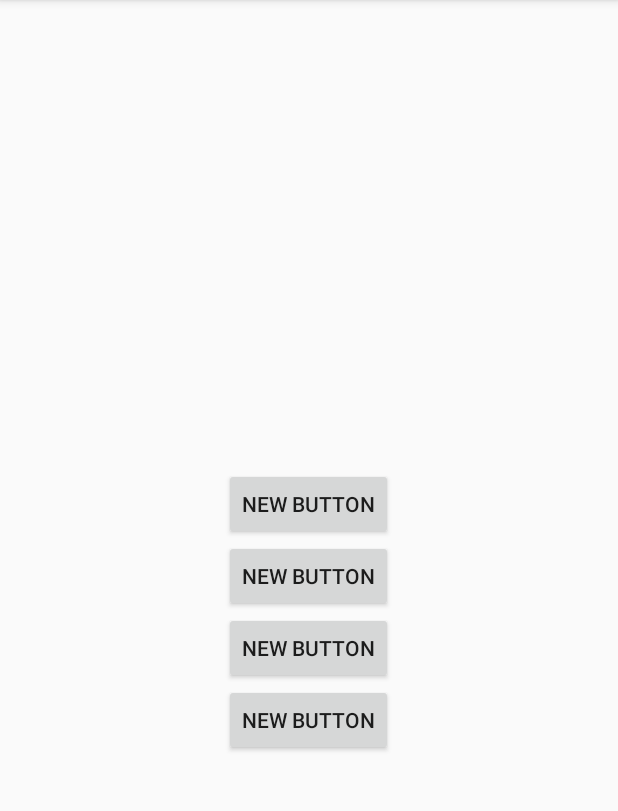
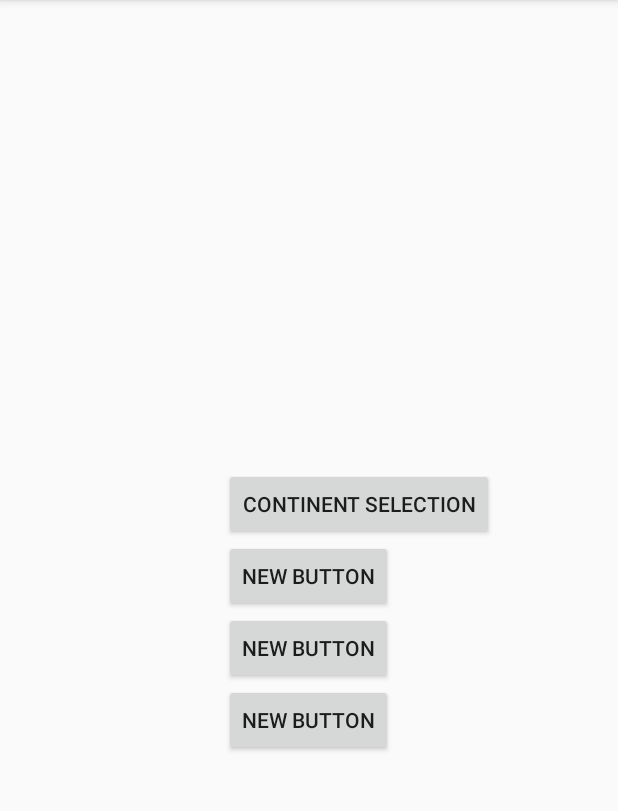
Before and after one commit to riddhichavda/Software-Engineering, an Android app: the screen it shows after launch (HomeScreen), on a phone screen of 412 x 824 dp, the part 84-895 px from its top. Run offline under Robolectric (Android 15) with nearby library versions, the phone set to English and light mode, and no system bars.

```diff
--- a/TravelOMania/app/src/main/java/group7/travelomania/HomeScreen.java
+++ b/TravelOMania/app/src/main/java/group7/travelomania/HomeScreen.java
@@ -1,7 +1,10 @@
 package group7.travelomania;
 
+import android.content.Intent;
 import android.support.v7.app.AppCompatActivity;
 import android.os.Bundle;
+import android.view.View;
+import android.widget.Button;
 
 public class HomeScreen extends AppCompatActivity {
 
@@ -9,5 +12,21 @@ public class HomeScreen extends AppCompatActivity {
     protected void onCreate(Bundle savedInstanceState) {
         super.onCreate(savedInstanceState);
         setContentView(R.layout.activity_home_screen);
+
+        final Button continentSelection = (Button) findViewById(R.id.button_ContinentSelection);
+
+        continentSelection.setOnClickListener(new View.OnClickListener() {
+            @Override
+            public void onClick(View v) {
+
+                goToContinentSelectionActvity();
+
+            }
+        });
+    }
+
+    private void goToContinentSelectionActvity(){
+        Intent intent = new Intent(this, ContinentSelectionActivity.class);
+        startActivity(intent);
     }
 }
--- a/TravelOMania/app/src/main/res/layout/activity_continent_selection.xml
+++ b/TravelOMania/app/src/main/res/layout/activity_continent_selection.xml
@@ -19,7 +19,7 @@
         android:layout_width="40dp"
         android:layout_height="40dp"
         android:id="@+id/imageView_avatar"
-        android:src="@drawable/basicAvatar"
+        android:src="@drawable/basic_avatar"
         android:layout_alignBottom="@+id/button5"
         android:layout_alignParentRight="true"
         android:layout_alignParentEnd="true" />
--- a/TravelOMania/app/src/main/res/layout/activity_home_screen.xml
+++ b/TravelOMania/app/src/main/res/layout/activity_home_screen.xml
@@ -9,8 +9,8 @@
     <Button
         android:layout_width="wrap_content"
         android:layout_height="wrap_content"
-        android:text="New Button"
-        android:id="@+id/button"
+        android:text="Continent Selection"
+        android:id="@+id/button_ContinentSelection"
         android:layout_above="@+id/button2"
         android:layout_alignLeft="@+id/button2"
         android:layout_alignStart="@+id/button2" />
```
Also changed, not shown: TravelOMania/app/src/main/java/group7/travelomania/ContinentSelectionActivity.java (+10 -2 lines), TravelOMania/app/src/main/res/drawable/basic_avatar.png (renamed from TravelOMania/app/src/main/res/drawable/basicAvatar.png).
